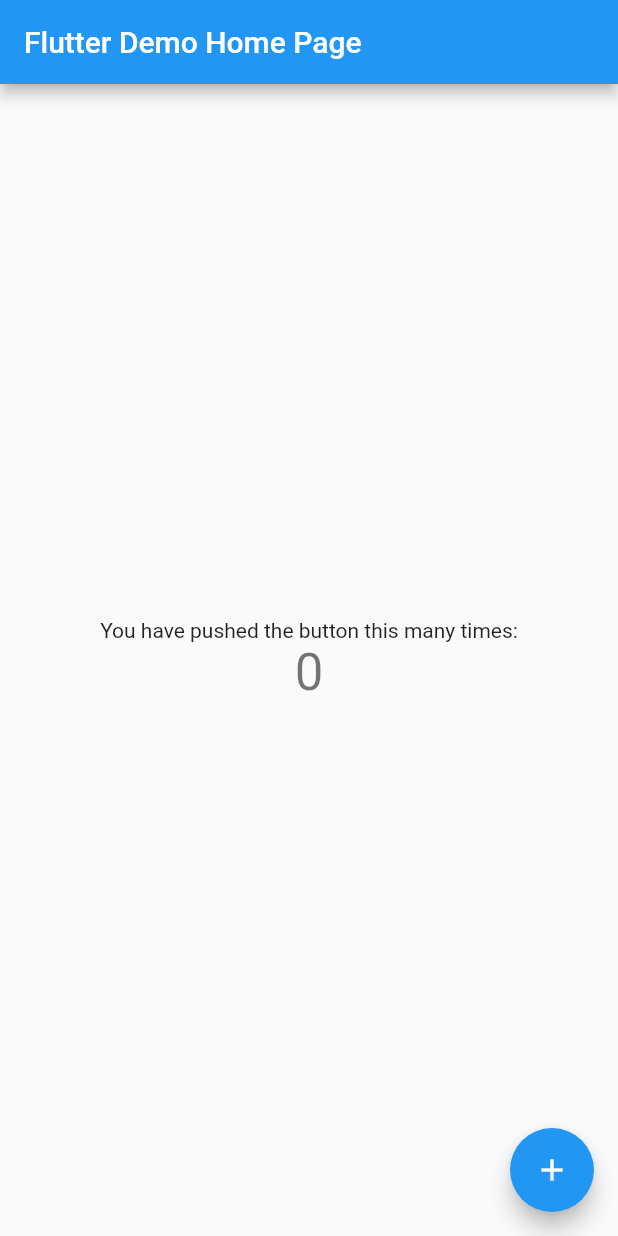
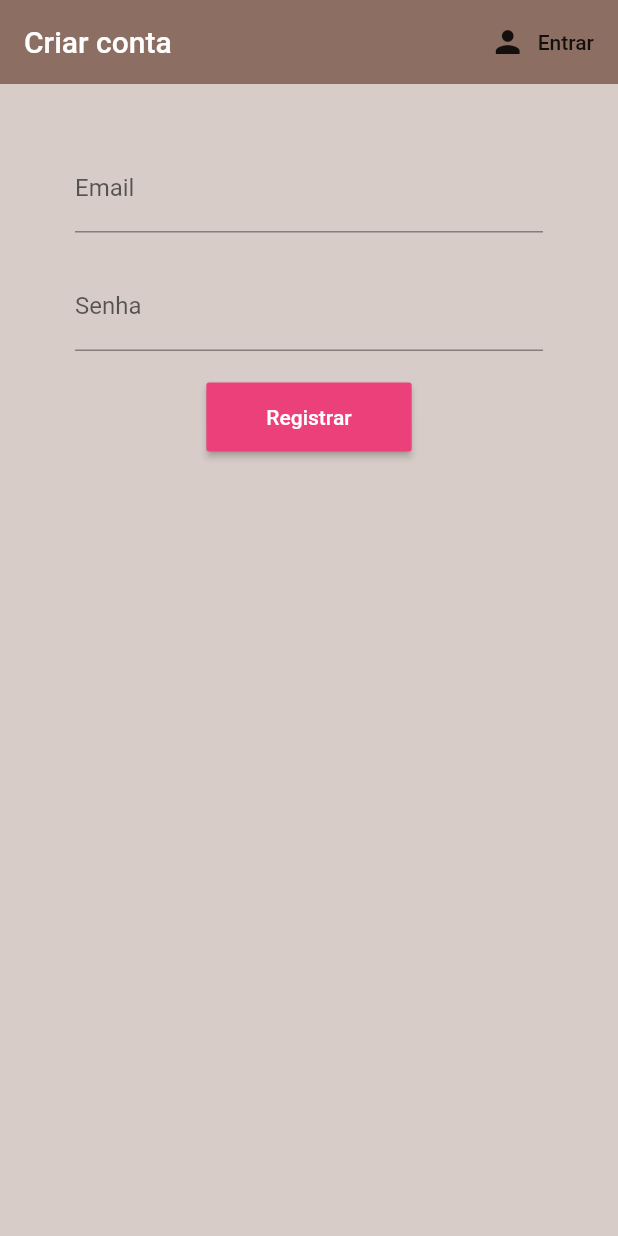
Before and after one commit to arthurcamurca04/brew_crew_app, a Flutter app: the screen it shows after launch, on a phone screen of 412 x 824 dp. Run offline on Flutter 3.47's test engine with Material 2 defaults, Android fonts, the phone set to English and light mode, and no system bars; our stand-ins replace firebase_auth; accounts and stored records are empty.

Commit message:
class user, signIn & register screens, create user

```diff
--- a/lib/main.dart
+++ b/lib/main.dart
@@ -1,4 +1,8 @@
+import 'package:brew_crew/models/user.dart';
+import 'package:brew_crew/screens/wrapper.dart';
+import 'package:brew_crew/services/auth.dart';
 import 'package:flutter/material.dart';
+import 'package:provider/provider.dart';
 
 void main() => runApp(MyApp());
 
@@ -6,106 +10,16 @@ class MyApp extends StatelessWidget {
   // This widget is the root of your application.
   @override
   Widget build(BuildContext context) {
-    return MaterialApp(
-      title: 'Flutter Demo',
-      theme: ThemeData(
-        // This is the theme of your application.
-        //
-        // Try running your application with "flutter run". You'll see the
-        // application has a blue toolbar. Then, without quitting the app, try
-        // changing the primarySwatch below to Colors.green and then invoke
-        // "hot reload" (press "r" in the console where you ran "flutter run",
-        // or simply save your changes to "hot reload" in a Flutter IDE).
-        // Notice that the counter didn't reset back to zero; the application
-        // is not restarted.
-        primarySwatch: Colors.blue,
+    return StreamProvider<User>.value(
+      value: AuthService().user,
+      child: MaterialApp(
+        debugShowCheckedModeBanner: false,
+        title: 'Brew Crew',
+        theme: ThemeData(
+          primarySwatch: Colors.brown,
+        ),
+        home: Wrapper(),
       ),
-      home: MyHomePage(title: 'Flutter Demo Home Page'),
     );
   }
 }
-
-class MyHomePage extends StatefulWidget {
-  MyHomePage({Key key, this.title}) : super(key: key);
-
-  // This widget is the home page of your application. It is stateful, meaning
-  // that it has a State object (defined below) that contains fields that affect
-  // how it looks.
-
-  // This class is the configuration for the state. It holds the values (in this
-  // case the title) provided by the parent (in this case the App widget) and
-  // used by the build method of the State. Fields in a Widget subclass are
-  // always marked "final".
-
-  final String title;
-
-  @override
-  _MyHomePageState createState() => _MyHomePageState();
-}
-
-class _MyHomePageState extends State<MyHomePage> {
-  int _counter = 0;
-
-  void _incrementCounter() {
-    setState(() {
-      // This call to setState tells the Flutter framework that something has
-      // changed in this State, which causes it to rerun the build method below
-      // so that the display can reflect the updated values. If we changed
-      // _counter without calling setState(), then the build method would not be
-      // called again, and so nothing would appear to happen.
-      _counter++;
-    });
-  }
-
-  @override
-  Widget build(BuildContext context) {
-    // This method is rerun every time setState is called, for instance as done
-    // by the _incrementCounter method above.
-    //
-    // The Flutter framework has been optimized to make rerunning build methods
-    // fast, so that you can just rebuild anything that needs updating rather
-    // than having to individually change instances of widgets.
-    return Scaffold(
-      appBar: AppBar(
-        // Here we take the value from the MyHomePage object that was created by
-        // the App.build method, and use it to set our appbar title.
-        title: Text(widget.title),
-      ),
-      body: Center(
-        // Center is a layout widget. It takes a single child and positions it
-        // in the middle of the parent.
-        child: Column(
-          // Column is also a layout widget. It takes a list of children and
-          // arranges them vertically. By default, it sizes itself to fit its
-          // children horizontally, and tries to be as tall as its parent.
-          //
-          // Invoke "debug painting" (press "p" in the console, choose the
-          // "Toggle Debug Paint" action from the Flutter Inspector in Android
-          // Studio, or the "Toggle Debug Paint" command in Visual Studio Code)
-          // to see the wireframe for each widget.
-          //
-          // Column has various properties to control how it sizes itself and
-          // how it positions its children. Here we use mainAxisAlignment to
-          // center the children vertically; the main axis here is the vertical
-          // axis because Columns are vertical (the cross axis would be
-          // horizontal).
-          mainAxisAlignment: MainAxisAlignment.center,
-          children: <Widget>[
-            Text(
-              'You have pushed the button this many times:',
-            ),
-            Text(
-              '$_counter',
-              style: Theme.of(context).textTheme.display1,
-            ),
-          ],
-        ),
-      ),
-      floatingActionButton: FloatingActionButton(
-        onPressed: _incrementCounter,
-        tooltip: 'Increment',
-        child: Icon(Icons.add),
-      ), // This trailing comma makes auto-formatting nicer for build methods.
-    );
-  }
-}
--- /dev/null
+++ b/lib/models/user.dart
@@ -0,0 +1,5 @@
+class User{
+  final String uid;
+
+  User({this.uid});
+}
--- /dev/null
+++ b/lib/screens/auth/authentication_screen.dart
@@ -0,0 +1,17 @@
+import 'package:brew_crew/screens/auth/register.dart';
+//import 'package:brew_crew/screens/auth/sign_in.dart';
+import 'package:flutter/material.dart';
+
+class AuthenticationScreen extends StatefulWidget {
+  @override
+  _AuthenticationScreenState createState() => _AuthenticationScreenState();
+}
+
+class _AuthenticationScreenState extends State<AuthenticationScreen> {
+  @override
+  Widget build(BuildContext context) {
+    return Container(
+      child: Register(),
+    );
+  }
+}
--- /dev/null
+++ b/lib/screens/auth/register.dart
@@ -0,0 +1,116 @@
+import 'package:brew_crew/screens/auth/sign_in.dart';
+import 'package:brew_crew/services/auth.dart';
+import 'package:flutter/material.dart';
+
+class Register extends StatefulWidget {
+  @override
+  _RegisterState createState() => _RegisterState();
+}
+
+class _RegisterState extends State<Register> {
+  final AuthService _auth = new AuthService();
+
+  final _formKey = GlobalKey<FormState>();
+
+  String email = '';
+  String password = '';
+  String error = '';
+
+  @override
+  Widget build(BuildContext context) {
+    return Scaffold(
+      backgroundColor: Colors.brown[100],
+      appBar: AppBar(
+        actions: <Widget>[
+          FlatButton.icon(
+            onPressed: () {
+              Navigator.pushReplacement(
+                context,
+                MaterialPageRoute(
+                  builder: (context) => SignIn(),
+                ),
+              );
+            },
+            label: Text('Entrar'),
+            icon: Icon(Icons.person),
+          ),
+        ],
+        backgroundColor: Colors.brown[400],
+        elevation: 0.0,
+        title: Text("Criar conta"),
+      ),
+      body: Container(
+        padding: EdgeInsets.symmetric(
+          horizontal: 50.0,
+          vertical: 20.0,
+        ),
+        child: Form(
+          key: _formKey,
+          child: Column(
+            children: <Widget>[
+              SizedBox(
+                height: 20.0,
+              ),
+              TextFormField(
+                validator: (value) => value.isEmpty ? 'Informe um email' : null,
+                onChanged: (value) {
+                  setState(() => email = value);
+                },
+                decoration: InputDecoration(labelText: 'Email'),
+              ),
+              SizedBox(
+                height: 20.0,
+              ),
+              TextFormField(
+                validator: (value) => value.length < 6
+                    ? 'Senha precisa ter mais de 6 caracteres'
+                    : null,
+                onChanged: (value) {
+                  setState(() => password = value);
+                },
+                obscureText: true,
+                decoration: InputDecoration(
+                  labelText: 'Senha',
+                ),
+              ),
+              SizedBox(
+                height: 20.0,
+              ),
+              RaisedButton(
+                padding: EdgeInsets.symmetric(
+                  vertical: 15.0,
+                  horizontal: 40.0,
+                ),
+                color: Colors.pink[400],
+                textColor: Colors.white,
+                onPressed: () async {
+                  if (_formKey.currentState.validate()) {
+                    dynamic result = await _auth.registerUser(email, password);
+                    if (result == null) {
+                      setState(() {
+                        error = 'Por favor, informe um email válido';
+                      });
+                    } else {
+                      print('Usuário registrado');
+                    }
+                  }
+                },
+                child: Text("Registrar"),
+              ),
+              SizedBox(
+                height: 12,
+              ),
+              Text(
+                error,
+                style: TextStyle(
+                  fontSize: 14,
+                  color: Colors.red,
+                ),
+              )
+            ],
+          ),
+        ),
+      ),
+    );
+  }
+}
--- /dev/null
+++ b/lib/screens/wrapper.dart
@@ -0,0 +1,15 @@
+import 'package:brew_crew/models/user.dart';
+import 'package:flutter/material.dart';
+import 'package:provider/provider.dart';
+import 'auth/authentication_screen.dart';
+import 'home/home_screen.dart';
+
+class Wrapper extends StatelessWidget {
+  @override
+  Widget build(BuildContext context) {
+
+    //accessing user data from the provider
+    final user = Provider.of<User>(context);
+    return user == null ? AuthenticationScreen() : HomeScreen();
+  }
+}
--- a/pubspec.yaml
+++ b/pubspec.yaml
@@ -23,8 +23,9 @@ dependencies:
   # The following adds the Cupertino Icons font to your application.
   # Use with the CupertinoIcons class for iOS style icons.
   cupertino_icons: ^0.1.2
-  firebase_auth: ^0.16.0
-  cloud_firestore: ^0.13.5
+  firebase_auth: ^0.14.0+5
+  cloud_firestore: ^0.12.9+4
+  provider: ^3.1.0
 
 dev_dependencies:
   flutter_test:
```
Also changed, not shown: lib/screens/auth/sign_in.dart (added, +88 -0 lines), lib/screens/home/home_screen.dart (added, +30 -0 lines), lib/services/auth.dart (added, +61 -0 lines), pubspec.lock, 2 other files.
